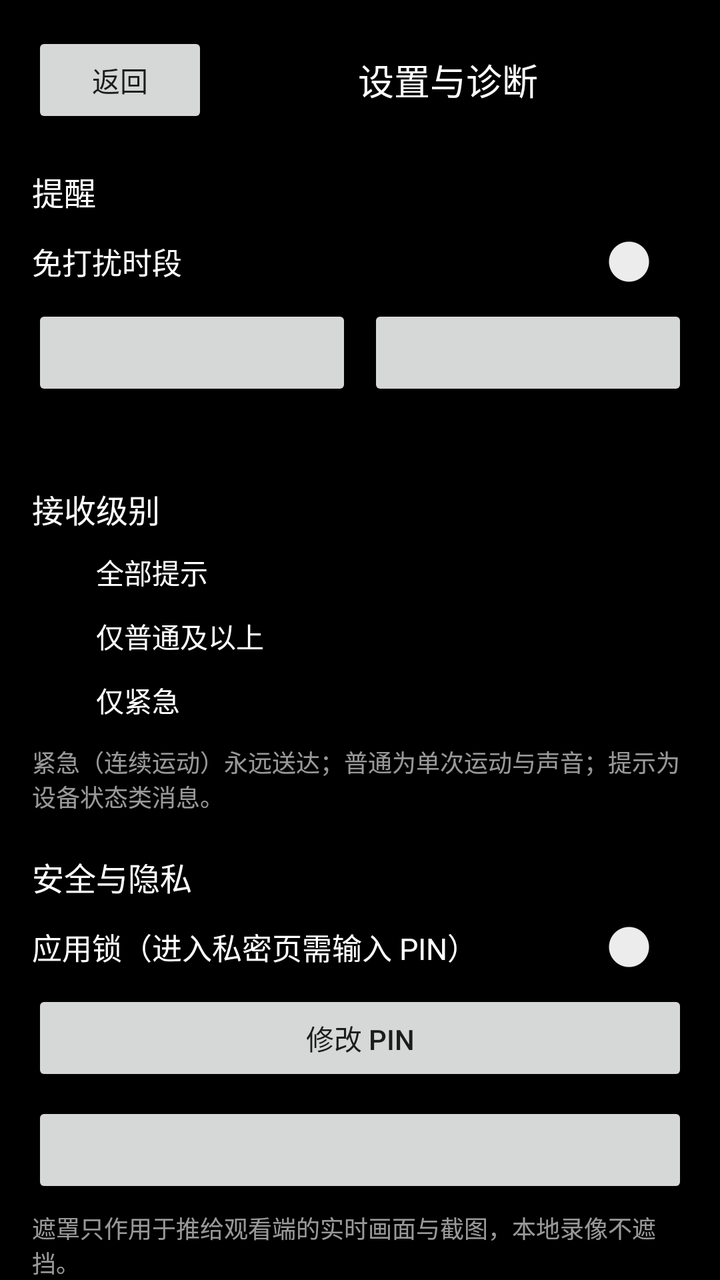
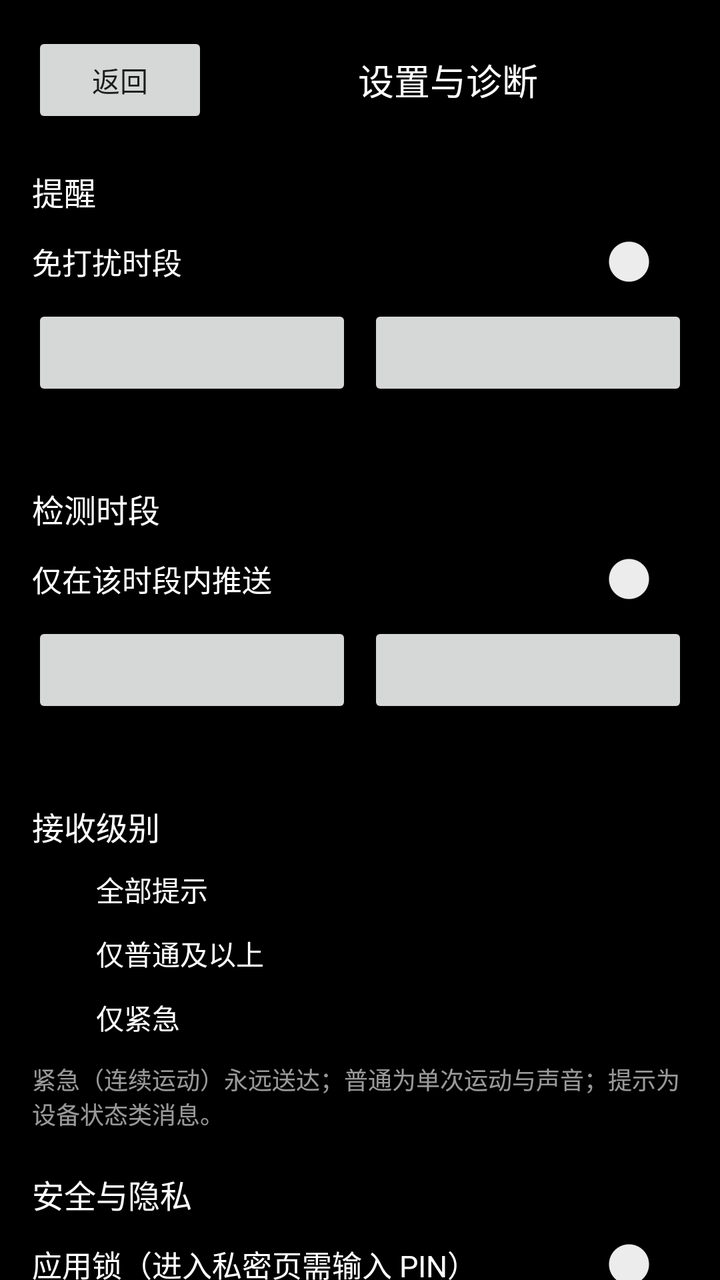

Compare the two renders of this Android layout. The source of the first and the diff that turns it into the second are given below.
<!-- AndroidManifest.xml: application theme Theme.QuietSentry -->
<!-- res/layout/activity_settings.xml -->
<?xml version="1.0" encoding="utf-8"?>
<ScrollView xmlns:android="http://schemas.android.com/apk/res/android"
    android:layout_width="match_parent"
    android:layout_height="match_parent"
    android:background="@color/qs_bg"
    android:fillViewport="true">

    <LinearLayout
        android:layout_width="match_parent"
        android:layout_height="wrap_content"
        android:orientation="vertical"
        android:padding="16dp">

        <LinearLayout
            android:layout_width="match_parent"
            android:layout_height="wrap_content"
            android:gravity="center_vertical"
            android:orientation="horizontal">

            <Button
                android:id="@+id/settings_back"
                android:layout_width="wrap_content"
                android:layout_height="wrap_content"
                android:text="@string/settings_back" />

            <TextView
                android:layout_width="0dp"
                android:layout_height="wrap_content"
                android:layout_weight="1"
                android:gravity="center"
                android:text="@string/settings_title"
                android:textColor="@color/qs_text"
                android:textSize="18sp" />
        </LinearLayout>

        <TextView
            android:layout_width="match_parent"
            android:layout_height="wrap_content"
            android:layout_marginTop="20dp"
            android:text="@string/settings_section_alert"
            android:textColor="@color/qs_text"
            android:textSize="16sp" />

        <androidx.appcompat.widget.SwitchCompat
            android:id="@+id/settings_quiet_switch"
            android:layout_width="match_parent"
            android:layout_height="wrap_content"
            android:layout_marginTop="10dp"
            android:text="@string/settings_quiet_switch"
            android:textColor="@color/qs_text"
            android:textSize="15sp" />

        <LinearLayout
            android:layout_width="match_parent"
            android:layout_height="wrap_content"
            android:layout_marginTop="8dp"
            android:orientation="horizontal">

            <Button
                android:id="@+id/settings_quiet_start"
                android:layout_width="0dp"
                android:layout_height="wrap_content"
                android:layout_marginEnd="8dp"
                android:layout_weight="1" />

            <Button
                android:id="@+id/settings_quiet_end"
                android:layout_width="0dp"
                android:layout_height="wrap_content"
                android:layout_weight="1" />
        </LinearLayout>

        <TextView
            android:id="@+id/settings_quiet_hint"
            android:layout_width="match_parent"
            android:layout_height="wrap_content"
            android:layout_marginTop="6dp"
            android:textColor="@color/qs_text_muted"
            android:textSize="12sp" />

        <TextView
            android:layout_width="match_parent"
            android:layout_height="wrap_content"
            android:layout_marginTop="20dp"
            android:text="@string/settings_section_level"
            android:textColor="@color/qs_text"
            android:textSize="16sp" />

        <RadioGroup
            android:id="@+id/settings_level_group"
            android:layout_width="match_parent"
            android:layout_height="wrap_content"
            android:layout_marginTop="4dp"
            android:orientation="vertical">

            <RadioButton
                android:id="@+id/settings_level_all"
                android:layout_width="match_parent"
                android:layout_height="wrap_content"
                android:text="@string/settings_level_all"
                android:textColor="@color/qs_text" />

            <RadioButton
                android:id="@+id/settings_level_normal"
                android:layout_width="match_parent"
                android:layout_height="wrap_content"
                android:text="@string/settings_level_normal"
                android:textColor="@color/qs_text" />

            <RadioButton
                android:id="@+id/settings_level_urgent"
                android:layout_width="match_parent"
                android:layout_height="wrap_content"
                android:text="@string/settings_level_urgent"
                android:textColor="@color/qs_text" />
        </RadioGroup>

        <TextView
            android:layout_width="match_parent"
            android:layout_height="wrap_content"
            android:layout_marginTop="6dp"
            android:text="@string/settings_level_hint"
            android:textColor="@color/qs_text_muted"
            android:textSize="12sp" />

        <TextView
            android:layout_width="match_parent"
            android:layout_height="wrap_content"
            android:layout_marginTop="20dp"
            android:text="@string/settings_section_privacy"
            android:textColor="@color/qs_text"
            android:textSize="16sp" />

        <androidx.appcompat.widget.SwitchCompat
            android:id="@+id/settings_pin_switch"
            android:layout_width="match_parent"
            android:layout_height="wrap_content"
            android:layout_marginTop="10dp"
            android:text="@string/settings_pin_switch"
            android:textColor="@color/qs_text"
            android:textSize="15sp" />

        <Button
            android:id="@+id/settings_pin_change"
            android:layout_width="match_parent"
            android:layout_height="wrap_content"
            android:layout_marginTop="8dp"
            android:text="@string/settings_pin_change" />

        <Button
            android:id="@+id/settings_mask"
            android:layout_width="match_parent"
            android:layout_height="wrap_content"
            android:layout_marginTop="8dp" />

        <TextView
            android:layout_width="match_parent"
            android:layout_height="wrap_content"
            android:layout_marginTop="6dp"
            android:text="@string/settings_mask_hint"
            android:textColor="@color/qs_text_muted"
            android:textSize="12sp" />

        <Button
            android:id="@+id/settings_audit_open"
            android:layout_width="match_parent"
            android:layout_height="wrap_content"
            android:layout_marginTop="8dp"
            android:text="@string/settings_audit_open" />

        <TextView
            android:layout_width="match_parent"
            android:layout_height="wrap_content"
            android:layout_marginTop="6dp"
            android:text="@string/settings_audit_hint"
            android:textColor="@color/qs_text_muted"
            android:textSize="12sp" />

        <TextView
            android:layout_width="match_parent"
            android:layout_height="wrap_content"
            android:layout_marginTop="20dp"
            android:text="@string/settings_section_integration"
            android:textColor="@color/qs_text"
            android:textSize="16sp" />

        <androidx.appcompat.widget.SwitchCompat
            android:id="@+id/settings_integration_switch"
            android:layout_width="match_parent"
            android:layout_height="wrap_content"
            android:layout_marginTop="10dp"
            android:text="@string/settings_integration_switch"
            android:textColor="@color/qs_text"
            android:textSize="15sp" />

        <TextView
            android:id="@+id/settings_integration_hint"
            android:layout_width="match_parent"
            android:layout_height="wrap_content"
            android:layout_marginTop="6dp"
            android:text="@string/settings_integration_hint"
            android:textColor="@color/qs_text_muted"
            android:textSize="12sp" />

        <TextView
            android:id="@+id/settings_integration_address"
            android:layout_width="match_parent"
            android:layout_height="wrap_content"
            android:layout_marginTop="8dp"
            android:textColor="@color/qs_text_muted"
            android:textIsSelectable="true"
            android:textSize="13sp" />

        <Button
            android:id="@+id/settings_integration_token"
            android:layout_width="match_parent"
            android:layout_height="wrap_content"
            android:layout_marginTop="8dp"
            android:text="@string/settings_integration_token" />

        <Button
            android:id="@+id/settings_integration_disable"
            android:layout_width="match_parent"
            android:layout_height="wrap_content"
            android:layout_marginTop="8dp"
            android:text="@string/settings_integration_disable" />

        <TextView
            android:layout_width="match_parent"
            android:layout_height="wrap_content"
            android:layout_marginTop="20dp"
            android:text="@string/settings_section_health"
            android:textColor="@color/qs_text"
            android:textSize="16sp" />

        <Button
            android:id="@+id/settings_diag_run"
            android:layout_width="match_parent"
            android:layout_height="wrap_content"
            android:layout_marginTop="8dp"
            android:text="@string/settings_diag_run" />

        <TextView
            android:id="@+id/settings_diag_summary"
            android:layout_width="match_parent"
            android:layout_height="wrap_content"
            android:layout_marginTop="8dp"
            android:textColor="@color/qs_text_muted"
            android:textSize="13sp" />

        <LinearLayout
            android:id="@+id/settings_diag_result"
            android:layout_width="match_parent"
            android:layout_height="wrap_content"
            android:layout_marginTop="8dp"
            android:orientation="vertical" />

        <Button
            android:id="@+id/settings_diag_export"
            android:layout_width="match_parent"
            android:layout_height="wrap_content"
            android:layout_marginTop="8dp"
            android:text="@string/settings_diag_export" />

        <TextView
            android:layout_width="match_parent"
            android:layout_height="wrap_content"
            android:layout_marginTop="20dp"
            android:text="@string/settings_section_update"
            android:textColor="@color/qs_text"
            android:textSize="16sp" />

        <TextView
            android:id="@+id/settings_update_version"
            android:layout_width="match_parent"
            android:layout_height="wrap_content"
            android:layout_marginTop="8dp"
            android:textColor="@color/qs_text_muted"
            android:textSize="13sp" />

        <Button
            android:id="@+id/settings_update_check"
            android:layout_width="match_parent"
            android:layout_height="wrap_content"
            android:layout_marginTop="8dp"
            android:text="@string/settings_update_check" />

        <TextView
            android:layout_width="match_parent"
            android:layout_height="wrap_content"
            android:layout_marginTop="6dp"
            android:text="@string/settings_update_hint"
            android:textColor="@color/qs_text_muted"
            android:textSize="12sp" />

        <TextView
            android:layout_width="match_parent"
            android:layout_height="wrap_content"
            android:layout_marginTop="20dp"
            android:text="@string/settings_section_start"
            android:textColor="@color/qs_text"
            android:textSize="16sp" />

        <TextView
            android:layout_width="match_parent"
            android:layout_height="wrap_content"
            android:layout_marginTop="6dp"
            android:lineSpacingExtra="4dp"
            android:text="@string/settings_quick_steps"
            android:textColor="@color/qs_text_muted"
            android:textSize="13sp" />

        <Button
            android:id="@+id/settings_quick_pairing"
            android:layout_width="match_parent"
            android:layout_height="wrap_content"
            android:layout_marginTop="10dp"
            android:text="@string/settings_quick_pairing" />

        <Button
            android:id="@+id/settings_quick_devices"
            android:layout_width="match_parent"
            android:layout_height="wrap_content"
            android:layout_marginTop="8dp"
            android:text="@string/settings_quick_devices" />
    </LinearLayout>
</ScrollView>
<!-- resources referenced by this layout -->
<resources>
  <color name="qs_bg">#FF000000</color>
  <color name="qs_text">#FFFFFFFF</color>
  <color name="qs_text_muted">#99FFFFFF</color>
  <string name="settings_audit_hint">仅记录行为与角色，不含令牌与 PIN；保留 7 天。</string>
  <string name="settings_audit_open">查看审计日志</string>
  <string name="settings_back">返回</string>
  <string name="settings_diag_export">导出诊断日志</string>
  <string name="settings_diag_run">一键诊断</string>
  <string name="settings_integration_disable">关闭并踢出所有客户端</string>
  <string name="settings_integration_hint">开启后，局域网内任何拿到地址与凭据的设备都能访问该画面；认证失败 5 次将锁定 10 分钟。当前提供 Web 控制台、MJPEG / 快照，以及 RTSP（H.264 主/子码流 over TCP）与 ONVIF Profile S（NVR / Home Assistant 接入）。</string>
  <string name="settings_integration_switch">开启局域网 Web 控制台与外部拉流</string>
  <string name="settings_integration_token">重置访问令牌</string>
  <string name="settings_level_all">全部提示</string>
  <string name="settings_level_hint">紧急（连续运动）永远送达；普通为单次运动与声音；提示为设备状态类消息。</string>
  <string name="settings_level_normal">仅普通及以上</string>
  <string name="settings_level_urgent">仅紧急</string>
  <string name="settings_mask_hint">遮罩只作用于推给观看端的实时画面与截图，本地录像不遮挡。</string>
  <string name="settings_pin_change">修改 PIN</string>
  <string name="settings_pin_switch">应用锁（进入私密页需输入 PIN）</string>
  <string name="settings_quick_devices">打开我的设备</string>
  <string name="settings_quick_pairing">打开配对与设备</string>
  <string name="settings_quick_steps">三步把旧手机变成摄像头：\n1. 摄像头端打开“配对与设备”，生成二维码或 6 位配对码。\n2. 观看端在“我的设备”里添加摄像头，扫码或输入配对码。\n3. 摄像头端点“开始值守”，观看端点设备卡片看实时画面。</string>
  <string name="settings_quiet_switch">免打扰时段</string>
  <string name="settings_section_alert">提醒</string>
  <string name="settings_section_health">健康检查</string>
  <string name="settings_section_integration">第三方集成</string>
  <string name="settings_section_level">接收级别</string>
  <string name="settings_section_privacy">安全与隐私</string>
  <string name="settings_section_start">快速开始</string>
  <string name="settings_section_update">版本与更新</string>
  <string name="settings_title">设置与诊断</string>
  <string name="settings_update_check">检查更新</string>
  <string name="settings_update_hint">升级会暂停值守约 1 分钟；升级后设置与配对关系保留。</string>
  <style name="Theme.QuietSentry" parent="Theme.AppCompat.DayNight.NoActionBar">
          <item name="android:windowBackground">@android:color/black</item>
          <item name="android:statusBarColor">@android:color/black</item>
          <item name="android:navigationBarColor">@android:color/black</item>
      </style>
</resources>

<!-- the commit's change to res/layout/activity_settings.xml (unified diff, before → after) -->
@@ -82,6 +82,51 @@
             android:layout_width="match_parent"
             android:layout_height="wrap_content"
             android:layout_marginTop="20dp"
+            android:text="@string/settings_section_plan"
+            android:textColor="@color/qs_text"
+            android:textSize="16sp" />
+
+        <androidx.appcompat.widget.SwitchCompat
+            android:id="@+id/settings_plan_switch"
+            android:layout_width="match_parent"
+            android:layout_height="wrap_content"
+            android:layout_marginTop="10dp"
+            android:text="@string/settings_plan_switch"
+            android:textColor="@color/qs_text"
+            android:textSize="15sp" />
+
+        <LinearLayout
+            android:layout_width="match_parent"
+            android:layout_height="wrap_content"
+            android:layout_marginTop="8dp"
+            android:orientation="horizontal">
+
+            <Button
+                android:id="@+id/settings_plan_start"
+                android:layout_width="0dp"
+                android:layout_height="wrap_content"
+                android:layout_marginEnd="8dp"
+                android:layout_weight="1" />
+
+            <Button
+                android:id="@+id/settings_plan_end"
+                android:layout_width="0dp"
+                android:layout_height="wrap_content"
+                android:layout_weight="1" />
+        </LinearLayout>
+
+        <TextView
+            android:id="@+id/settings_plan_hint"
+            android:layout_width="match_parent"
+            android:layout_height="wrap_content"
+            android:layout_marginTop="6dp"
+            android:textColor="@color/qs_text_muted"
+            android:textSize="12sp" />
+
+        <TextView
+            android:layout_width="match_parent"
+            android:layout_height="wrap_content"
+            android:layout_marginTop="20dp"
             android:text="@string/settings_section_level"
             android:textColor="@color/qs_text"
             android:textSize="16sp" />
<!-- resource entries referenced after the edit -->
@@ -19,6 +19,7 @@
   <string name="settings_mask_hint">遮罩只作用于推给观看端的实时画面与截图，本地录像不遮挡。</string>
   <string name="settings_pin_change">修改 PIN</string>
   <string name="settings_pin_switch">应用锁（进入私密页需输入 PIN）</string>
+  <string name="settings_plan_switch">仅在该时段内推送</string>
   <string name="settings_quick_devices">打开我的设备</string>
   <string name="settings_quick_pairing">打开配对与设备</string>
   <string name="settings_quick_steps">三步把旧手机变成摄像头：\n1. 摄像头端打开“配对与设备”，生成二维码或 6 位配对码。\n2. 观看端在“我的设备”里添加摄像头，扫码或输入配对码。\n3. 摄像头端点“开始值守”，观看端点设备卡片看实时画面。</string>
@@ -27,6 +28,7 @@
   <string name="settings_section_health">健康检查</string>
   <string name="settings_section_integration">第三方集成</string>
   <string name="settings_section_level">接收级别</string>
+  <string name="settings_section_plan">检测时段</string>
   <string name="settings_section_privacy">安全与隐私</string>
   <string name="settings_section_start">快速开始</string>
   <string name="settings_section_update">版本与更新</string>
